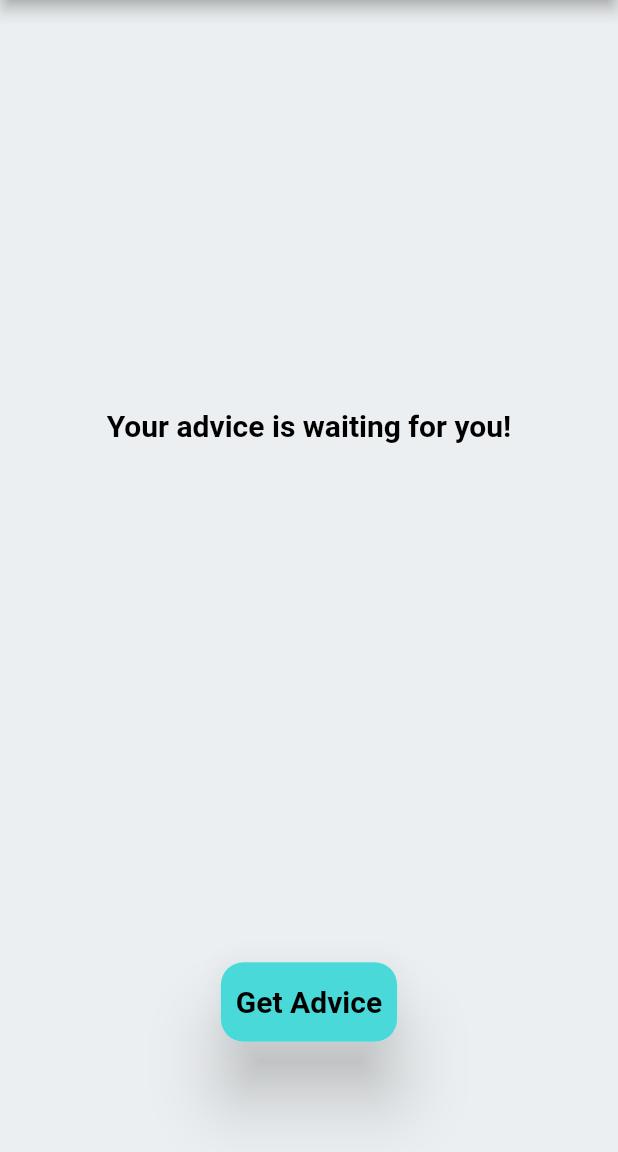
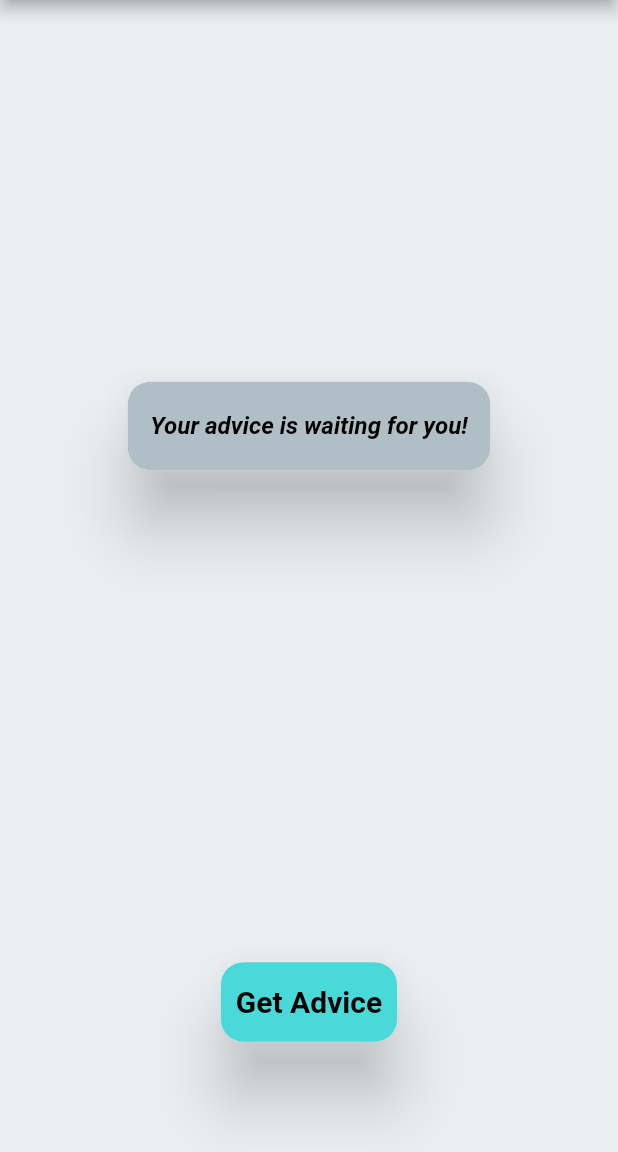
Before and after one commit to Alejandrehl/advicer, a Flutter app: the screen it shows after launch, on a phone screen of 412 x 824 dp, the part 84-1236 px from its top. Run offline on Flutter 3.47's test engine with Material 2 defaults, Android fonts, the phone set to English and light mode, and no system bars; Roboto replaces fonts that are missing (Rubik).

Commit message:
Avances advice field

```diff
--- a/lib/application/pages/advice/advice_page.dart
+++ b/lib/application/pages/advice/advice_page.dart
@@ -1,4 +1,5 @@
 import 'package:advicer/application/core/services/theme_service.dart';
+import 'package:advicer/application/pages/advice/widgets/advice_field.dart';
 import 'package:advicer/application/pages/advice/widgets/custom_button.dart';
 import 'package:flutter/material.dart';
 import 'package:provider/provider.dart';
@@ -30,17 +31,13 @@ class AdvicePage extends StatelessWidget {
       body: Padding(
         padding: const EdgeInsets.symmetric(horizontal: 50.0),
         child: Column(
-          children: [
+          children: const [
             Expanded(
               child: Center(
-                child: Text(
-                  'Your advice is waiting for you!',
-                  style: themeData.textTheme.headline1,
-                  textAlign: TextAlign.center,
-                ),
+                child: AdviceField(advice: 'Your advice is waiting for you!'),
               ),
             ),
-            const SizedBox(
+            SizedBox(
               height: 200,
               child: Center(
                 child: CustomButton(),
--- /dev/null
+++ b/lib/application/pages/advice/widgets/advice_field.dart
@@ -0,0 +1,36 @@
+import 'package:flutter/material.dart';
+
+class AdviceField extends StatelessWidget {
+  final String advice;
+
+  const AdviceField({
+    Key? key,
+    required this.advice,
+  }) : super(key: key);
+
+  @override
+  Widget build(BuildContext context) {
+    final themeData = Theme.of(context);
+
+    return Material(
+      elevation: 20.0,
+      borderRadius: BorderRadius.circular(15.0),
+      child: Container(
+        decoration: BoxDecoration(
+          borderRadius: BorderRadius.circular(15.0),
+          color: themeData.colorScheme.onPrimary,
+        ),
+        child: Padding(
+          padding: const EdgeInsets.symmetric(
+            horizontal: 15.0,
+            vertical: 20.0,
+          ),
+          child: Text(
+            advice,
+            style: themeData.textTheme.bodyText1,
+          ),
+        ),
+      ),
+    );
+  }
+}
```
